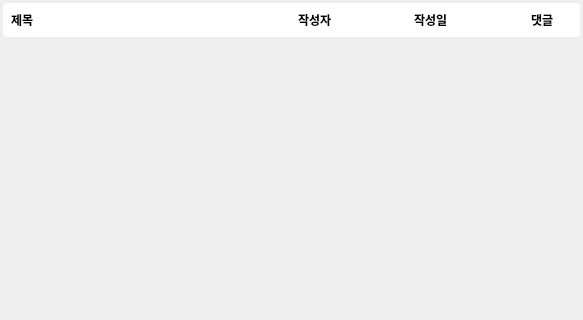
Qt form ui/postlistwidget.ui (Jhnn22/VEDA_miniProject2_Blog) before a commit; both pictures show x 0 to 583 and y 0 to 320 of the 583 by 468 pixel window.
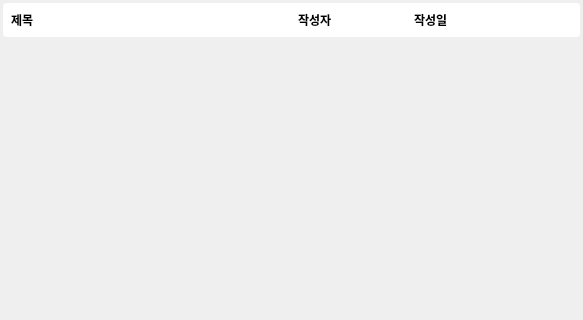
The same form after that commit.

What changed in the file:
```diff
--- a/ui/postlistwidget.ui
+++ b/ui/postlistwidget.ui
@@ -83,7 +83,7 @@
        <number>0</number>
       </property>
       <item>
-       <layout class="QHBoxLayout" name="horizontalLayout" stretch="5,2,2,1">
+       <layout class="QHBoxLayout" name="horizontalLayout" stretch="5,2,3">
         <property name="spacing">
          <number>0</number>
         </property>
@@ -113,13 +113,6 @@
           </property>
          </widget>
         </item>
-        <item>
-         <widget class="QLabel" name="label_4">
-          <property name="text">
-           <string>댓글</string>
-          </property>
-         </widget>
-        </item>
        </layout>
       </item>
      </layout>
```
